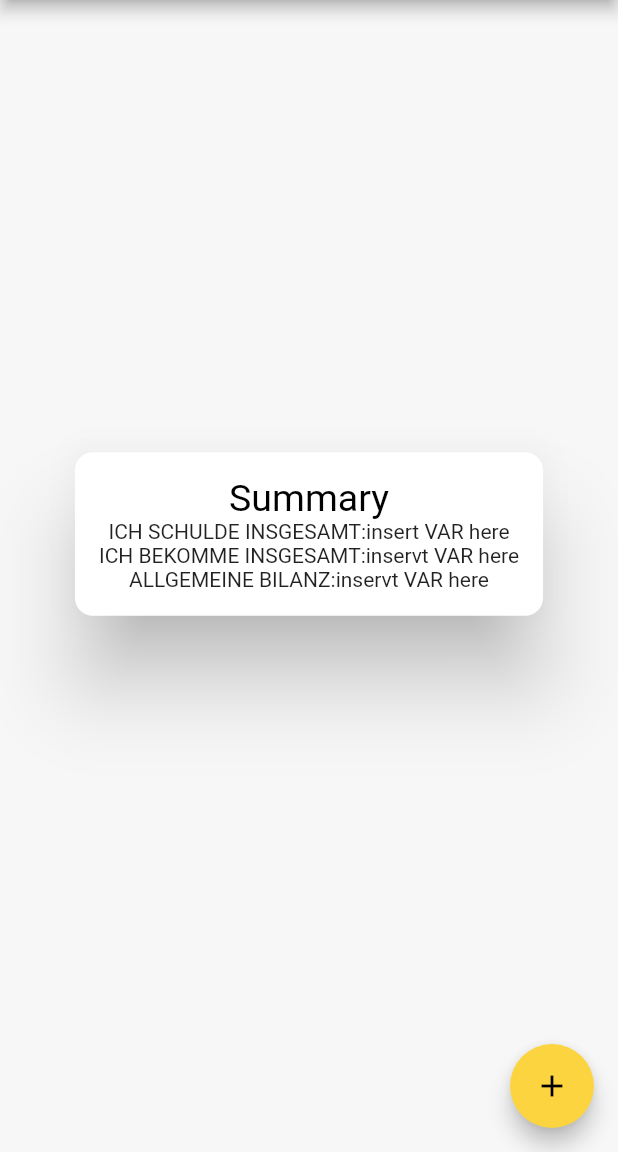
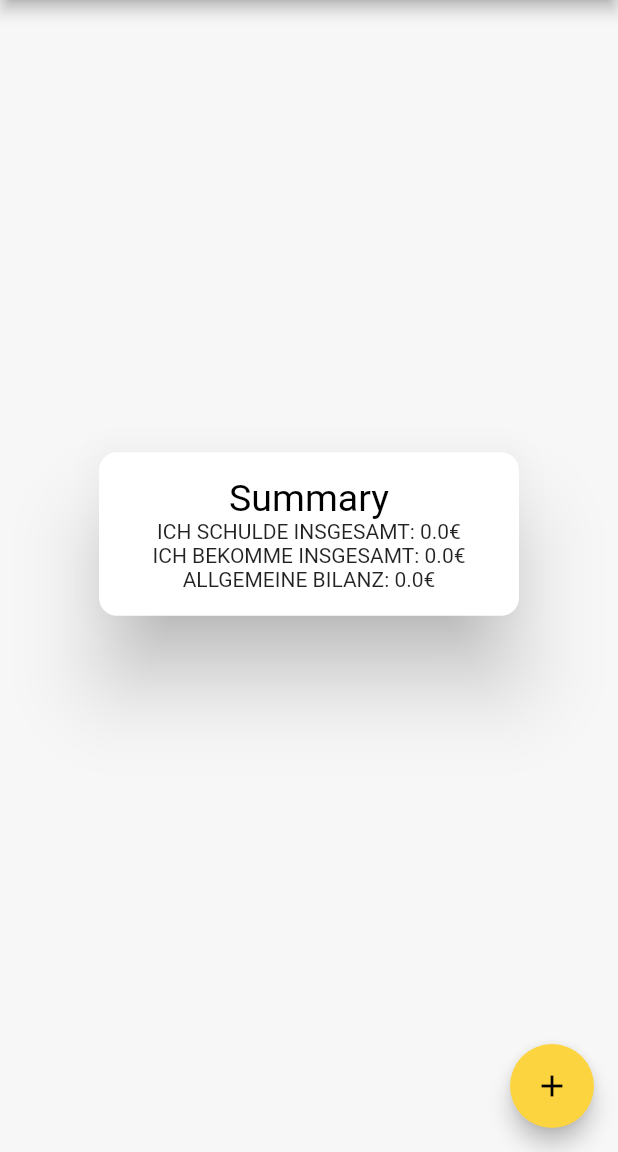
Before and after one commit to CaptainWeasle/Projekt-B, a Flutter app: the screen it shows after launch, after a tap on the "assessment" icon, on a phone screen of 412 x 824 dp, the part 84-1236 px from its top. Run offline on Flutter 3.47's test engine with Material 2 defaults, Android fonts, the phone set to English and light mode, and no system bars; our stand-ins replace bloc, datetime_picker_formfield, flutter_bloc; Roboto replaces fonts that are missing (Hind, Montserrat).

Commit message:
added DatePicker and functionality to SubmitDebtButton and DebtSummary

```diff
--- a/project_b/lib/src/blocs/debtList_bloc.dart
+++ b/project_b/lib/src/blocs/debtList_bloc.dart
@@ -6,15 +6,15 @@ import 'debt_bloc.dart';
 
 class DebtListBloc extends Bloc<DebtListEvents, DebtList> {
 
-  onRemoveCard(DebtBloc item) {
+  onRemoveDebt(DebtBloc item) {
     dispatch(RemoveDebt(item));
   }
 
-  onAddCard(DebtBloc item) {
+  onAddDebt(DebtBloc item) {
     dispatch(AddDebt(item));
   }
 
-  onRemoveAllCards(){
+  onRemoveAllDebts(){
     dispatch(RemoveAllDebts());
   }
 
--- a/project_b/lib/src/models/debtItem.dart
+++ b/project_b/lib/src/models/debtItem.dart
@@ -4,6 +4,7 @@ class DebtItem {
   DateTime debtStartDate;
   DateTime debtDeadlineDate;
   int priority;
+  bool iOwe;
 
   DebtItem._();
   DebtItem({
@@ -12,6 +13,7 @@ class DebtItem {
     this.debtStartDate,
     this.debtDeadlineDate,
     this.priority,
+    this.iOwe,
   });
 
   String getName() => name;
@@ -23,11 +25,12 @@ class DebtItem {
   }
 
   String toString(){
-    return "NAME: $name, DEBT: $debt, DEBT START: $debtStartDate, DEBT DEADLINE: $debtDeadlineDate, PRIORITY: $priority";
+    return "NAME: $name, DEBT: $debt, DO I OWE? $iOwe, DEBT START: $debtStartDate, DEBT DEADLINE: $debtDeadlineDate, PRIORITY: $priority";
   }
 
   factory DebtItem.initial(){
     return DebtItem._()
-    ..debt = 0;
+    ..debt = 0
+    ..debtStartDate = DateTime.now();
   }
 }
--- a/project_b/lib/src/pages/homePage.dart
+++ b/project_b/lib/src/pages/homePage.dart
@@ -1,9 +1,12 @@
+import 'package:datetime_picker_formfield/datetime_picker_formfield.dart';
 import 'package:flutter/material.dart';
 import 'package:flutter_bloc/flutter_bloc.dart';
 import 'package:project_b/src/blocs/debtList_bloc.dart';
+import 'package:project_b/src/blocs/debt_bloc.dart';
 import 'package:project_b/src/models/debtList.dart';
 import 'package:project_b/src/ui_elements/customAlert.dart';
 import 'package:project_b/src/ui_elements/debtItemWidget.dart';
+import 'package:intl/intl.dart';
 
 class HomePage extends StatefulWidget {
   @override
@@ -17,7 +20,35 @@ class HomePageState extends State<HomePage> {
   Widget build(BuildContext context) {
     DebtListBloc _debtListBloc = BlocProvider.of<DebtListBloc>(context);
 
+    TextEditingController debtNameController = TextEditingController();
+    TextEditingController debtAmountController = TextEditingController();
+    TextEditingController debtDateController = TextEditingController();
+
     bool debtSwitch = false;
+
+    double calcAllMyDebts() {
+      double debt = 0;
+      for (int i = 0; i < _debtListBloc.currentState.debtList.length; i++) {
+        if (_debtListBloc.currentState.debtList[i].currentState.iOwe) {
+          debt += _debtListBloc.currentState.debtList[i].currentState.getDebt();
+        }
+      }
+      return debt;
+    }
+
+    double calcOtherDebts(){
+      double debt = 0;
+      for (int i = 0; i < _debtListBloc.currentState.debtList.length; i++) {
+        if (!_debtListBloc.currentState.debtList[i].currentState.iOwe) {
+          debt += _debtListBloc.currentState.debtList[i].currentState.getDebt();
+        }
+      }
+      return debt;
+    }
+
+    double calcDebtDifference(){
+      return calcOtherDebts() - calcAllMyDebts();
+    }
 
     Widget summaryDialog = Padding(
       padding: const EdgeInsets.all(16.0),
@@ -27,20 +58,19 @@ class HomePageState extends State<HomePage> {
           mainAxisSize: MainAxisSize.min,
           children: <Widget>[
             Text("ICH SCHULDE INSGESAMT:"),
-            Text("insert VAR here")
-            //TODO hier funktionalität und so blah blah
+            Text(" " + calcAllMyDebts().toString() + "€"),
           ],
         ),
         Row(
           mainAxisSize: MainAxisSize.min,
           children: <Widget>[
             Text("ICH BEKOMME INSGESAMT:"),
-            Text("inservt VAR here") //TODO hier funktionalität blah blah
+            Text(" " + calcOtherDebts().toString() + "€"),
           ],
         ),
         Row(mainAxisSize: MainAxisSize.min, children: <Widget>[
           Text("ALLGEMEINE BILANZ:"),
-          Text("inservt VAR here") //TODO hier funktionalität blah blah
+          Text(" " + calcDebtDifference().toString() + "€")
         ]),
       ]),
     );
@@ -73,18 +103,28 @@ class HomePageState extends State<HomePage> {
               ],
             ),
             TextField(
+              controller: debtNameController,
               decoration: InputDecoration(
                   icon: Icon(Icons.account_circle), labelText: "Wer?/ Wem?"),
             ),
             TextField(
+              controller: debtAmountController,
               keyboardType: TextInputType.number,
               decoration: InputDecoration(
                   icon: Icon(Icons.monetization_on), labelText: "Wie viel?"),
             ),
-            TextField(
-              keyboardType: TextInputType.datetime,
+            DateTimeField(
+              controller: debtDateController,
+              format: DateFormat("yyyy-MM-dd"),
               decoration: InputDecoration(
-                  icon: Icon(Icons.access_time), labelText: "Bis Wann?"),
+                  icon: Icon(Icons.date_range), labelText: "Bis Wann?"),
+              onShowPicker: (context, currentValue) {
+                return showDatePicker(
+                    context: context,
+                    firstDate: DateTime(1900),
+                    initialDate: currentValue ?? DateTime.now(),
+                    lastDate: DateTime(2100));
+              },
             ),
             Padding(
               padding: const EdgeInsets.fromLTRB(0, 16, 0, 0),
@@ -96,8 +136,20 @@ class HomePageState extends State<HomePage> {
                 ),
                 color: Theme.of(context).accentColor,
                 onPressed: () {
+                  setState(() {
+                    DebtBloc newDebt = DebtBloc();
+                    newDebt.currentState.name = debtNameController.text;
+                    newDebt.currentState.debt =
+                        double.parse(debtAmountController.text);
+                    String date = debtDateController.text + " 00:00:00Z";
+                    newDebt.currentState.debtDeadlineDate =
+                        DateTime.parse(date);
+                    newDebt.currentState.iOwe = !debtSwitch;
+                    _debtListBloc.onAddDebt(newDebt);
                     Navigator.pop(context);
-                  }),
+                  });
+                },
+              ),
             ),
           ],
         ),
@@ -114,7 +166,7 @@ class HomePageState extends State<HomePage> {
                   Curves.linearToEaseOut.transform(a1.value) - 1.0;
               return Transform(
                 transform:
-                    Matrix4.translationValues(0.0, curvedValue * 200, 0.0),
+                    Matrix4.translationValues(0.0, curvedValue * 600, 0.0),
                 child: Opacity(
                     opacity: a1.value,
                     child: CustomAlert(
@@ -122,7 +174,7 @@ class HomePageState extends State<HomePage> {
                     )),
               );
             },
-            transitionDuration: Duration(milliseconds: 150),
+            transitionDuration: Duration(milliseconds: 350),
             barrierDismissible: true,
             barrierLabel: '',
             context: context,
--- a/project_b/pubspec.yaml
+++ b/project_b/pubspec.yaml
@@ -17,6 +17,7 @@ environment:
   sdk: ">=2.2.0 <3.0.0"
 
 dependencies:
+  datetime_picker_formfield: ^0.4.3
   bloc: ^0.15.0
   flutter_bloc: ^0.21.0
   flutter:
```
Also changed, not shown: project_b/pubspec.lock. Lines whose indentation alone changed are shown as unchanged.
